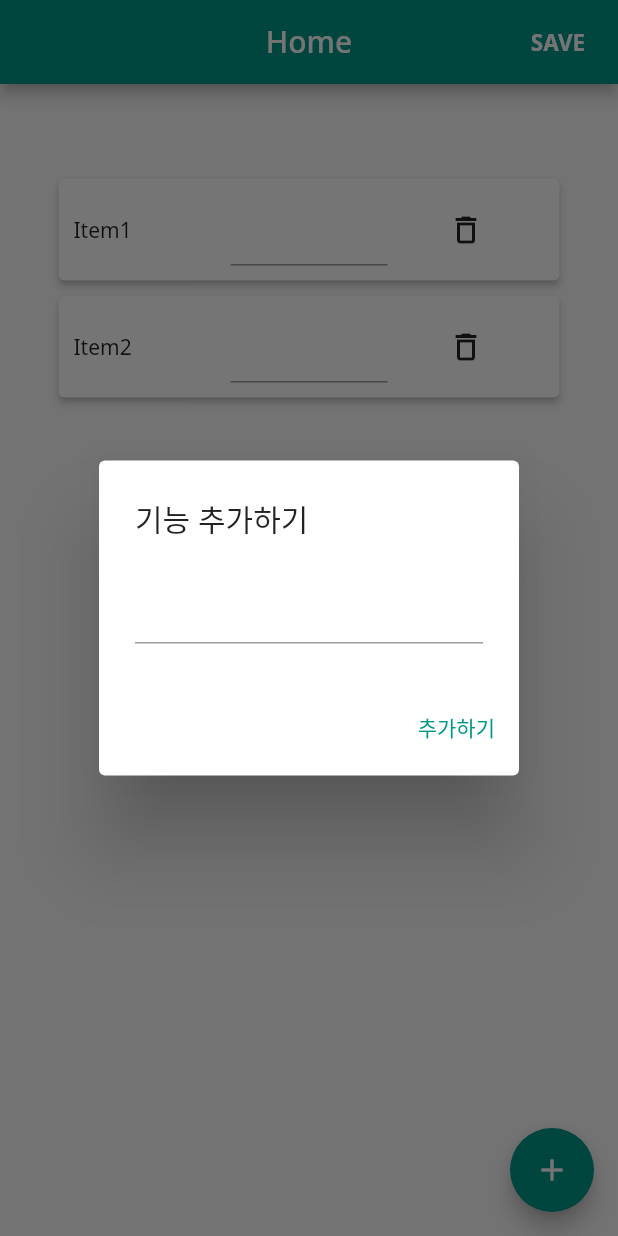
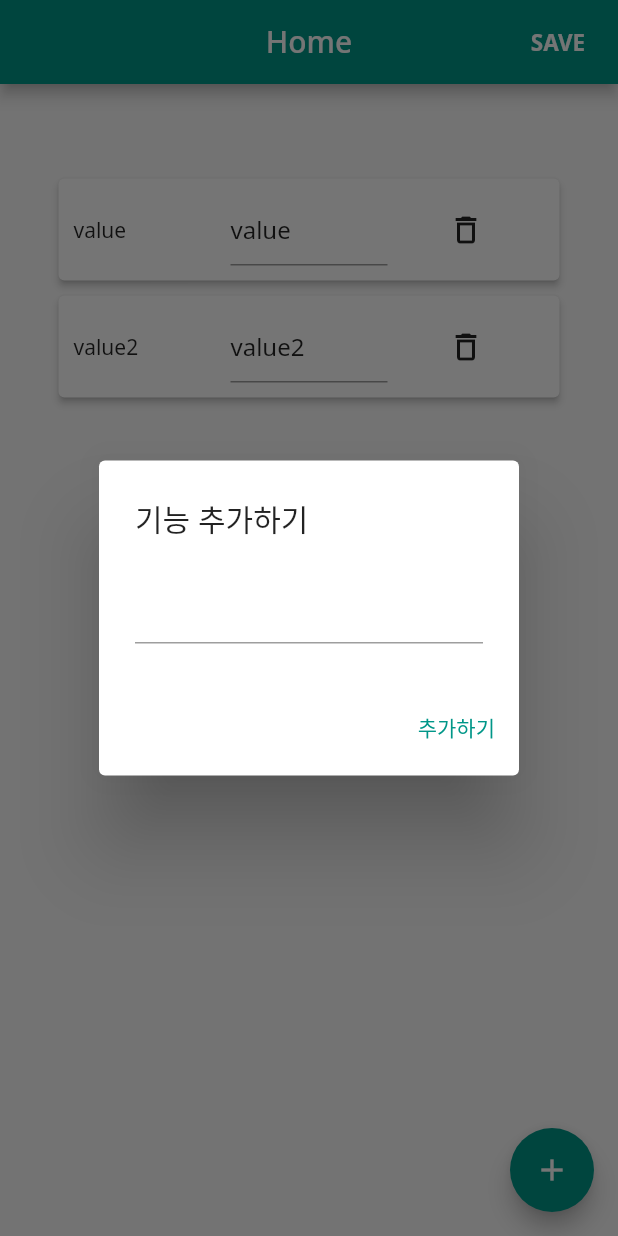
Before and after one commit to AlwaysFighting/AssistantRepo, a Flutter app: the screen it shows after launch, after a tap on the "add" icon, on a phone screen of 412 x 824 dp. Run offline on Flutter 3.47's test engine with Material 2 defaults, Android fonts, the phone set to English and light mode, and no system bars; our stand-ins replace firebase_core, firebase_database; accounts and stored records are empty.

Commit message:
feat : 파이어베이스 연동 시작

```diff
--- a/employee_project/lib/home/screen/home_screen.dart
+++ b/employee_project/lib/home/screen/home_screen.dart
@@ -1,18 +1,6 @@
+import 'package:firebase_database/firebase_database.dart';
 import 'package:flutter/material.dart';
 import '../../layout/default_layout.dart';
-import 'add_item.dart';
-
-const List<String> dataItemList = <String>[
-  "Item1",
-  "Item2",
-  "Item3",
-  "Item4",
-  "Item5",
-  "Item6",
-  "Item7",
-  "Item8",
-  "Item9",
-];
 
 class HomeScreen extends StatefulWidget {
   const HomeScreen({Key? key}) : super(key: key);
@@ -22,15 +10,17 @@ class HomeScreen extends StatefulWidget {
 }
 
 class _HomeScreenState extends State<HomeScreen> {
-  String dropdownValue = dataItemList.first;
   String input = "";
   List dataItems = [];
+
+  late DatabaseReference dbRef;
 
   @override
   void initState() {
     super.initState();
-    dataItems.add("Item1");
-    dataItems.add("Item2");
+    // dbRef = FirebaseDatabase.instance.ref().child("Employee");
+    dataItems.add("value");
+    dataItems.add("value2");
   }
 
   @override
@@ -98,8 +88,8 @@ class _HomeScreenState extends State<HomeScreen> {
                       children: <Widget>[
                         Expanded(child: Text(dataItems[index])),
                         Expanded(
-                          child: TextField(
-
+                          child: TextFormField(
+                            initialValue: dataItems[index],
                           ),
                         ),
                         Expanded(
@@ -122,37 +112,10 @@ class _HomeScreenState extends State<HomeScreen> {
     );
   }
 
-  Widget DropDownContainer() {
-    return Container(
-      padding: EdgeInsets.symmetric(vertical: 30.0),
-      child: DropdownButton<String>(
-        value: dropdownValue,
-        hint: Text("Select Item"),
-        icon: Icon(Icons.arrow_drop_down),
-        alignment: Alignment.center,
-        isExpanded: true,
-        menuMaxHeight: 500.0,
-        underline: Container(
-          height: 1,
-          color: Colors.grey,
-        ),
-        iconSize: 25,
-        onChanged: (String? value) {
-          // This is called when the user selects an item.
-          setState(() {
-            dropdownValue = value!;
-          });
-        },
-        items: dataItemList.map<DropdownMenuItem<String>>((String value) {
-          return DropdownMenuItem<String>(
-            value: value,
-            child: Text(value),
-          );
-        }).toList(),
-      ),
-    );
-  }
+
+
 }
+
 
 class SaveButton extends StatelessWidget {
   const SaveButton({Key? key}) : super(key: key);
--- a/employee_project/lib/main.dart
+++ b/employee_project/lib/main.dart
@@ -1,8 +1,10 @@
+import 'package:firebase_core/firebase_core.dart';
 import 'package:flutter/material.dart';
 import 'home/screen/home_screen.dart';
 
-void main() {
-
+void main() async{
+  WidgetsFlutterBinding.ensureInitialized();
+  Firebase.initializeApp();
   runApp(
     MaterialApp(
       theme: ThemeData(
--- a/employee_project/lib/model/firebase_data_model.dart
+++ /dev/null
@@ -1,3 +0,0 @@
-import 'package:firebase_database/firebase_database.dart';
-
-FirebaseDatabase database = FirebaseDatabase.instance;
```
